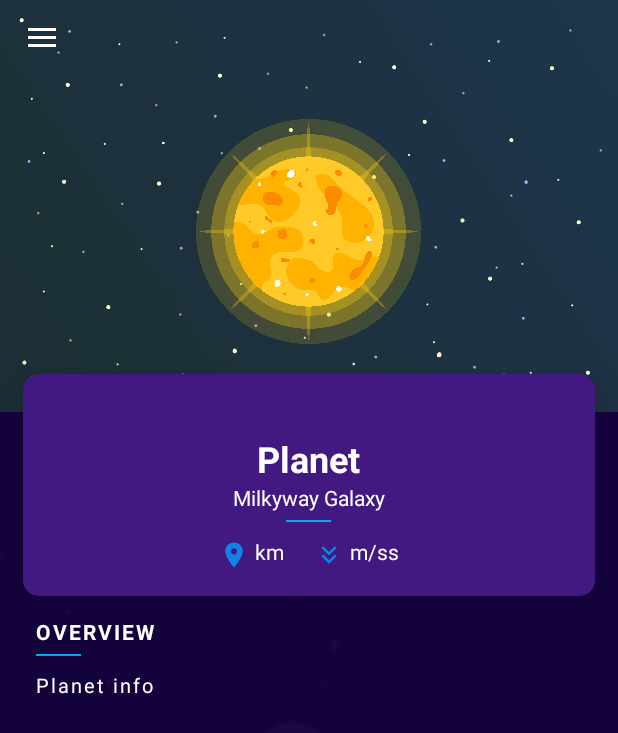
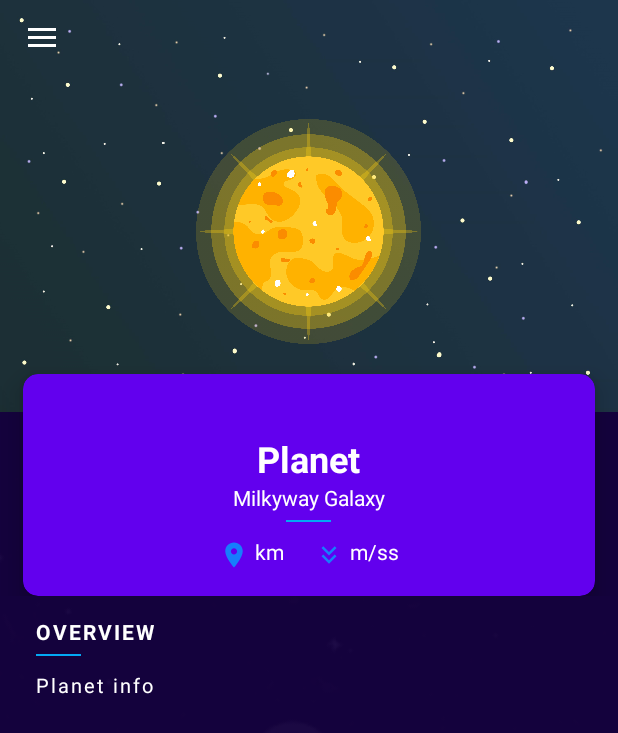
Before and after one commit to Ch1px/Android, an Android app: the PlanetDetailActivity screen opened directly, with no data from a screen before it, on a phone screen of 412 x 824 dp. Shown: the top 733 px of the screen. Run offline under Robolectric (Android 15) with nearby library versions, the phone set to English and light mode, and no system bars; Roboto replaces fonts that are not available here; 6 statements that could not run were skipped.

Commit message:
change colours

```diff
--- a/app/src/main/res/layout/activity_planet_detail.xml
+++ b/app/src/main/res/layout/activity_planet_detail.xml
@@ -79,19 +79,19 @@
             android:layout_width="match_parent"
             android:layout_height="match_parent"
             android:layout_marginLeft="15dp"
+            android:layout_marginTop="20dp"
             android:layout_marginRight="15dp"
-            android:layout_marginTop="20dp"
+            android:backgroundTint="@color/purple_500"
+            android:textColor="@color/white"
             app:cardCornerRadius="10dp"
-            android:textColor="@color/white"
-            app:cardElevation="10dp"
-            android:backgroundTint="#411981"
-            >
+            app:cardElevation="10dp">
+
             <LinearLayout
                 android:layout_width="match_parent"
                 android:layout_height="match_parent"
-                android:orientation="vertical"
                 android:layout_gravity="center_vertical"
                 android:gravity="center_horizontal"
+                android:orientation="vertical"
                 android:paddingTop="40dp">
 
                 <TextView
@@ -112,6 +112,7 @@
                     android:text="Milkyway Galaxy"
                     android:textColor="@color/white"
                     android:textSize="14sp" />
+
                 <View
                     android:layout_width="30dp"
                     android:layout_height="1dp"
@@ -125,10 +126,12 @@
                     android:layout_marginTop="10dp"
                     android:layout_marginBottom="15dp"
                     android:orientation="horizontal">
+
                     <ImageView
                         android:layout_width="20dp"
                         android:layout_height="24dp"
-                        android:src="@drawable/distance_icon"/>
+                        android:src="@drawable/distance_icon" />
+
                     <TextView
                         android:id="@+id/distance_info"
                         android:layout_width="wrap_content"
@@ -138,11 +141,13 @@
                         android:text="km"
                         android:textColor="@color/white"
                         android:textSize="14sp" />
+
                     <ImageView
                         android:layout_width="20dp"
                         android:layout_height="24dp"
                         android:layout_marginStart="20dp"
-                        android:src="@drawable/gravity_icon"/>
+                        android:src="@drawable/gravity_icon" />
+
                     <TextView
                         android:id="@+id/gravity_info"
                         android:layout_width="wrap_content"
@@ -156,9 +161,7 @@
                 </LinearLayout>
 
 
-
             </LinearLayout>
-
 
 
         </androidx.cardview.widget.CardView>
--- a/app/src/main/res/layout/view.xml
+++ b/app/src/main/res/layout/view.xml
@@ -21,7 +21,7 @@
         android:layout_height="125dp"
         android:layout_marginStart="-60dp"
         android:layout_marginEnd="10dp"
-        android:backgroundTint="#411981"
+        android:backgroundTint="@color/purple_500"
         app:cardCornerRadius="10dp"
         app:cardElevation="20dp">
 
```
